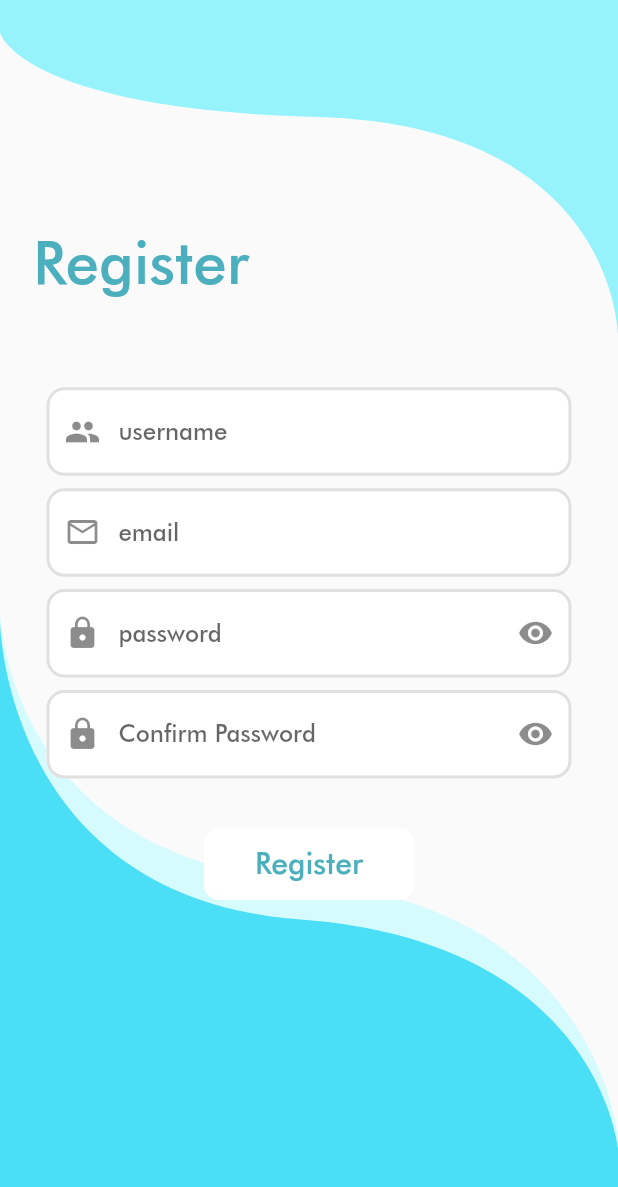
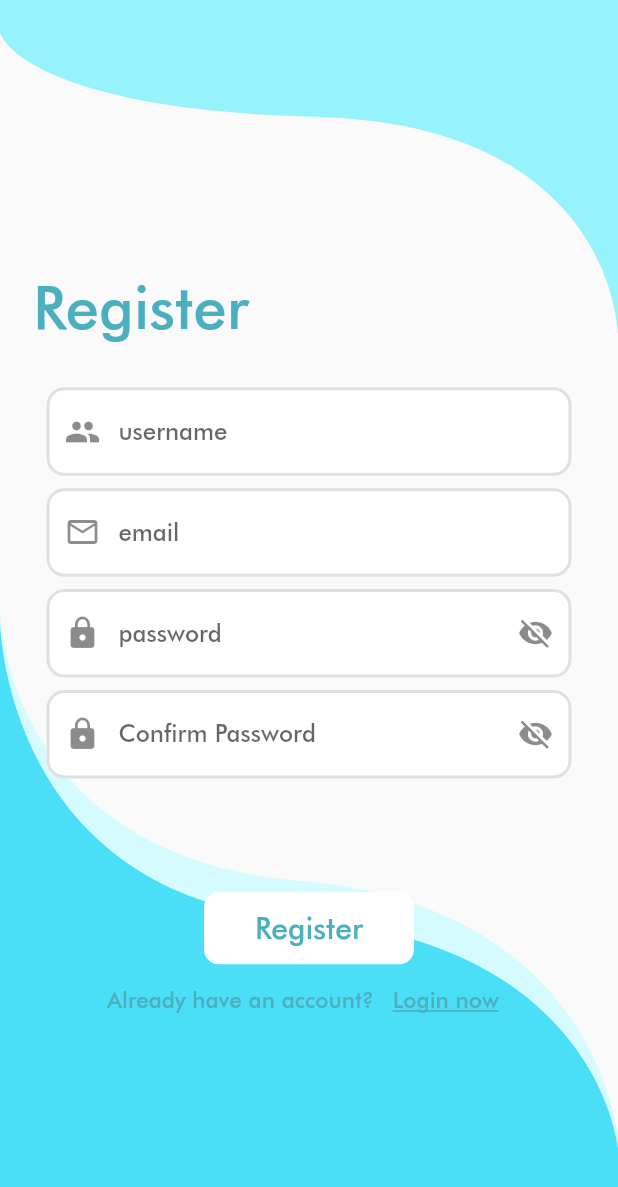
Before and after one commit to steruyuki99/Ajaib_Laundary, a Flutter app: the RegisterScreen screen opened directly, on a phone screen of 412 x 824 dp. Shown: the top 1187 px of the screen. Run offline on Flutter 3.47's test engine with Material 2 defaults, Android fonts, the phone set to English and light mode, and no system bars; our stand-ins replace cloud_firestore, firebase_auth, firebase_core, flutter_svg; accounts and stored records are empty.

Commit message:
new register

```diff
--- a/lib/Screen/register/background.dart
+++ b/lib/Screen/register/background.dart
@@ -9,7 +9,6 @@
   Widget build(BuildContext context) {
     Size size = MediaQuery.of(context).size;
     double height = size.height.toDouble();
-    double fieldForm = height;
     return Scaffold(
       resizeToAvoidBottomInset: false,
       body: SingleChildScrollView(
@@ -36,7 +35,7 @@
                 ),
                 Positioned(top: 250, child: child),
                 Positioned(
-                    top: 150,
+                    top: 180,
                     left: 22,
                     child: Text(
                       'Register',
--- a/lib/Screen/register/body.dart
+++ b/lib/Screen/register/body.dart
@@ -1,5 +1,6 @@
 import 'package:ajaib_laundary/Screen/register/background.dart';
-
+import 'package:ajaib_laundary/services/auth.dart';
+import 'package:provider/provider.dart';
 import 'register.dart';
 import 'package:flutter/material.dart';
 
@@ -40,8 +41,7 @@
                     icon: Icon(_state.showPass
                         ? Icons.visibility
                         : Icons.visibility_off),
-                onPressed: () =>
-                    _state.showPass = !_state.showPass),
+                    onPressed: () => _state.showPass = !_state.showPass),
                 onChanged: (value) => _state.password = value),
           ),
           SizedBox(height: size.height * 0.01),
@@ -60,6 +60,12 @@
                 onChanged: (value) => _state.confirmPass = value),
           ),
           SizedBox(height: size.height * 0.04),
+          _state.showMessage
+              ? SizedBox(height: 10.0)
+              : Center(
+                  child: CircularProgressIndicator(),
+                ),
+          SizedBox(height: size.height * 0.04),
           Container(
             decoration: BoxDecoration(
                 color: Colors.white,
@@ -73,9 +79,41 @@
                     fontSize: 20,
                     color: Color(0xFF4BAFBE)),
               ),
-              onPressed: () {},
+              onPressed: () {
+                context.read<AuthServices>().signUp(
+                            email: _state.email,
+                            password: _state.password,
+                            name: _state.username) ==
+                        null
+                    ? Navigator.pushNamed(context, '/list')
+                    : _state.showMessage = false;
+              },
             ),
           ),
+          Row(
+            children: <Widget>[
+              Text(
+                'Already have an account? ',
+                style: TextStyle(
+                    fontFamily: 'Futura',
+                    fontSize: 15,
+                    color: Color(0xFF4BAFBE)),
+              ),
+              TextButton(
+                child: Text(
+                  'Login now',
+                  style: TextStyle(
+                      fontFamily: 'Futura',
+                      fontSize: 15,
+                      color: Color(0xFF4BAFBE),
+                      decoration: TextDecoration.underline),
+                ),
+                onPressed: () {
+                  Navigator.pop(context);
+                },
+              ),
+            ],
+          )
         ],
       ),
     );
--- a/lib/screen/register/register.dart
+++ b/lib/screen/register/register.dart
@@ -10,7 +10,7 @@
 
 class RegisterScreenState extends State<RegisterScreen> {
   String _username, _email, _password, _confirmPass;
-  bool _showPass = true, _confirmShowPass=true;
+  bool _showPass = false, _confirmShowPass = false, _showMessage = true;
 
   get username => _username;
   set username(value) => setState(() => _username = value);
@@ -30,15 +30,11 @@
   get confirmShowPass => _confirmShowPass;
   set confirmShowPass(value) => setState(() => _confirmShowPass = value);
 
-    @override
-  void initState() {
-
-    super.initState();
-  }
+  get showMessage => _showMessage;
+  set showMessage(value) => setState(() => _showMessage = value);
 
   @override
   Widget build(BuildContext context) {
-
     return SafeArea(
         child: Scaffold(
       body: Body(
```
Lines whose indentation alone changed are shown as unchanged.
